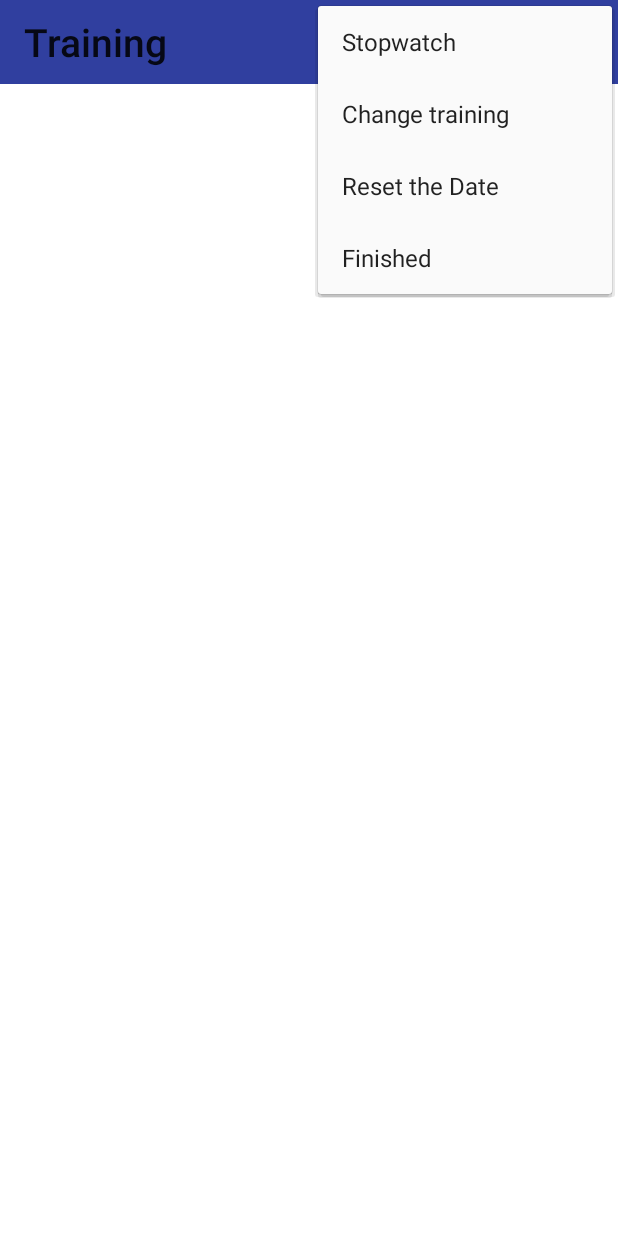
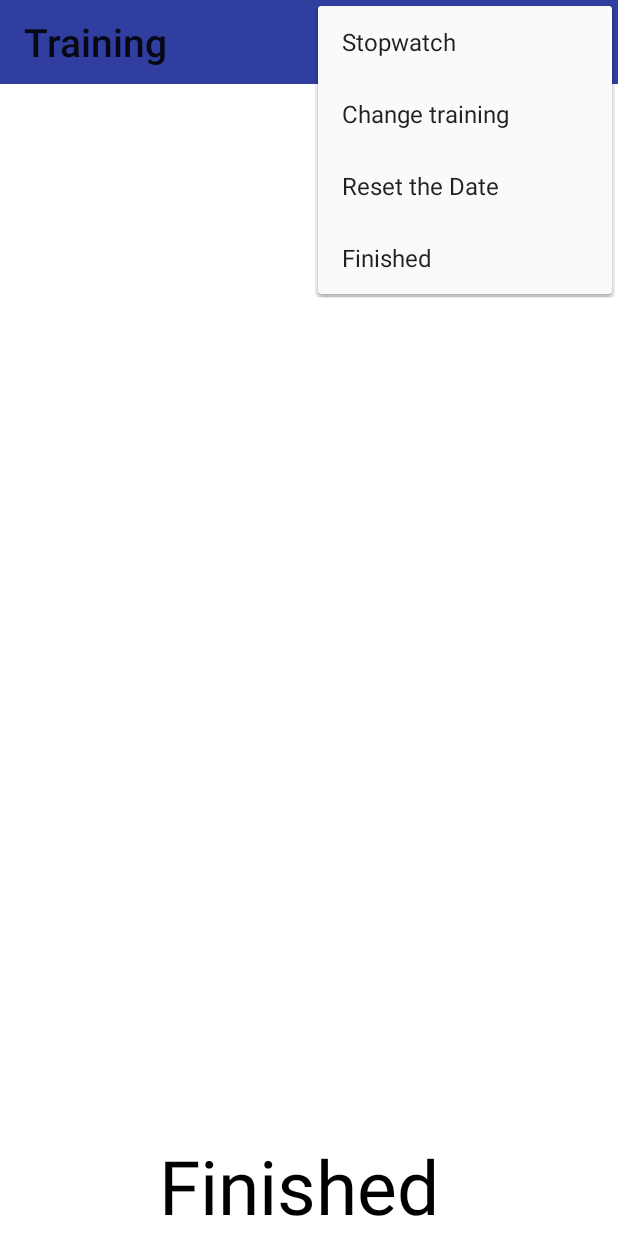
Before and after one commit to DSquare68/Gym-Assistant, an Android app: the StartTraining screen opened directly, with no data from a screen before it, with the options menu open, on a phone screen of 412 x 824 dp. Run offline under Robolectric (Android 15) with nearby library versions, the light colour scheme and no system bars.

Commit message:
Fixing interface

```diff
--- a/app/src/main/java/com/example/daniel/gymassistant/MainActivity.java
+++ b/app/src/main/java/com/example/daniel/gymassistant/MainActivity.java
@@ -10,6 +10,7 @@ import android.widget.Toast;
 import com.example.daniel.database.exercise.name.DatebaseOfexerciseNames;
 import com.example.daniel.database.exercise.name.Exercise;
 import com.example.daniel.database.exercise.name.ExerciseDatabase;
+import com.example.daniel.values.Resolution;
 import com.example.daniel.values.SettingsValues;
 
 import java.sql.Time;
@@ -30,6 +31,7 @@ public class MainActivity extends AppCompatActivity {
                 trainingName.addExercise(new Exercise(DatebaseOfexerciseNames.nazwyTreningów[i]));
             }
         }
+        new Resolution(this);
     }
 
     public void startTraining(View view) {
--- a/app/src/main/java/com/example/daniel/gymassistant/StartTraining.java
+++ b/app/src/main/java/com/example/daniel/gymassistant/StartTraining.java
@@ -11,7 +11,6 @@ import android.support.v7.app.ActionBar;
 import android.support.v7.app.AppCompatActivity;
 import android.support.v7.widget.Toolbar;
 import android.util.Log;
-import android.util.TypedValue;
 import android.view.LayoutInflater;
 import android.view.Menu;
 import android.view.MenuInflater;
@@ -22,6 +21,7 @@ import android.view.ViewTreeObserver;
 import android.view.WindowManager;
 import android.widget.Button;
 import android.widget.EditText;
+import android.widget.FrameLayout;
 import android.widget.HorizontalScrollView;
 import android.widget.LinearLayout;
 import android.widget.RadioButton;
@@ -60,11 +60,13 @@ public class StartTraining extends AppCompatActivity {
     LinearLayout parentLayout;
     Dialog dialog;
     LinearLayout stopWatch;
+    RelativeLayout finishR;
     OldTraining[][] oldTrainings;
     boolean isStopWatcherVisible =false;
     boolean isKeyboardVisible =false;
     boolean isNewTrainingOpening =false;
     boolean newTraining=false;
+    boolean firstOpen=false;
     @Override
     protected void onCreate(Bundle savedInstanceState) {
         super.onCreate(savedInstanceState);
@@ -75,19 +77,22 @@ public class StartTraining extends AppCompatActivity {
         trainingValuesDatabase = new TrainingValuesDatabase(this);
         dialog = new Dialog(StartTraining.this);
         getWindow().setSoftInputMode(WindowManager.LayoutParams.SOFT_INPUT_ADJUST_RESIZE);
+        getWindow().setSoftInputMode(WindowManager.LayoutParams.SOFT_INPUT_ADJUST_PAN);
         setComponents();
         switch (SettingsValues.getValue(SettingsValues.TRAINING_START_MODE, getApplicationContext())) {
             case 1:
                 readAndShowTraining();
                 isTrainingAvailable();
                 setToolbar();
+                firstOpen=true;
                 break;
             case 2:
                 isTrainingAvailable();
                 setDialog();
                 break;
         }
-
+        ((LinearLayout)finishR.getParent()).removeView(finishR);
+        addContentView(finishR,finishR.getLayoutParams());
         resizeComponents();
     }
 
@@ -166,6 +171,8 @@ public class StartTraining extends AppCompatActivity {
     }
     private void setComponents(){
         parentLayout = (LinearLayout) View.inflate(this, R.layout.activity_start_training, null);
+        finishR =parentLayout.findViewById(R.id.finished_relative_layout);
+        finishR.setVisibility(View.GONE);
         parentLayout.setOrientation(LinearLayout.VERTICAL);
         mActionBarToolbar = parentLayout.findViewById(R.id.toolbar_start_training);
         trainingNames = trainingNamesDatabase.getAll();
@@ -219,6 +226,7 @@ public class StartTraining extends AppCompatActivity {
                     setToolbar();
                     dialog.dismiss();
                 }
+                firstOpen=true;
 
             }
         });
@@ -261,16 +269,9 @@ public class StartTraining extends AppCompatActivity {
             fillRoundsWithHints(i,exercises[i]);
         }
         LinearLayout LL =(LinearLayout) scrollView.getChildAt(0);
-        if(!Resolution.hasSoftKeys){
-            scrollView.setLayoutParams(new LinearLayout.LayoutParams(ActionBar.LayoutParams.MATCH_PARENT,(int) TypedValue.applyDimension(TypedValue.COMPLEX_UNIT_DIP, 480, getResources().getDisplayMetrics())));
-        } else {
-            scrollView.setLayoutParams(new LinearLayout.LayoutParams(ActionBar.LayoutParams.MATCH_PARENT,(int) TypedValue.applyDimension(TypedValue.COMPLEX_UNIT_DIP, 440, getResources().getDisplayMetrics())));
-        }
-        RelativeLayout finishedRelativeLayout =parentLayout.findViewById(R.id.finished_relative_layout);
-        finishedRelativeLayout.setGravity(RelativeLayout.ALIGN_BOTTOM);
-
-        TextView Finished = finishedRelativeLayout.findViewById(R.id.finished_text);
-        if(newTraining) finishedRelativeLayout.findViewById(R.id.add_exercise_button).setVisibility(View.VISIBLE);
+        scrollView.setLayoutParams(new LinearLayout.LayoutParams(ActionBar.LayoutParams.MATCH_PARENT, ViewGroup.LayoutParams.MATCH_PARENT));
+        TextView Finished = finishR.findViewById(R.id.finished_text);
+        if(newTraining) finishR.findViewById(R.id.add_exercise_button).setVisibility(View.VISIBLE);
         Finished.setOnClickListener(setFinishedOnClickListener());
         for(int i = 0; i< exerciseValues.length; i++) {
             LL.addView(exercises[i]);
@@ -421,6 +422,7 @@ public class StartTraining extends AppCompatActivity {
         parentLayout.getViewTreeObserver().addOnGlobalLayoutListener(new ViewTreeObserver.OnGlobalLayoutListener() {
             int previousHeight =0;
             boolean stopWatchSupport =false;
+
             @Override
             public void onGlobalLayout() {
                 final Handler handler = new Handler();
@@ -429,8 +431,10 @@ public class StartTraining extends AppCompatActivity {
                     public void run() {
                         Rect measureRect = new Rect();
                         parentLayout.getWindowVisibleDisplayFrame(measureRect);
-                        int keypadHeight = parentLayout.getRootView().getHeight() - measureRect.bottom;
+                        int keypadHeight = parentLayout.getHeight() - measureRect.bottom;
+                        Log.d("wymiary",String.valueOf(scrollView.findViewById(R.id.linearLayout_scrollView).getHeight())+"    "+String.valueOf(scrollView.getHeight())+"      "+String.valueOf(keypadHeight)+"     " + String.valueOf(previousHeight));
                         if(keypadHeight!= previousHeight) {
+                            scrollView.findViewById(R.id.linearLayout_scrollView).setLayoutParams(new FrameLayout.LayoutParams(ViewGroup.LayoutParams.MATCH_PARENT, (scrollView.findViewById(R.id.linearLayout_scrollView).getHeight() - keypadHeight + previousHeight)));
                             scrollView.setLayoutParams(new LinearLayout.LayoutParams(ViewGroup.LayoutParams.MATCH_PARENT, (scrollView.getHeight() - keypadHeight + previousHeight)));
                             previousHeight = keypadHeight;
                         }
@@ -441,6 +445,14 @@ public class StartTraining extends AppCompatActivity {
                                 scrollView.setLayoutParams(new LinearLayout.LayoutParams(ViewGroup.LayoutParams.MATCH_PARENT, (scrollView.getHeight() - keypadHeight +stopWatch.getHeight()+ previousHeight)));
                             }
                             stopWatchSupport = isStopWatcherVisible;
+                        }
+                        if(firstOpen){
+                            finishR.setVisibility(View.VISIBLE);
+                            Log.d("first",String.valueOf(  ((TextView)finishR.findViewById(R.id.finished_text)).getLineHeight() ));
+                            scrollView.findViewById(R.id.linearLayout_scrollView).setLayoutParams(new FrameLayout.LayoutParams(ViewGroup.LayoutParams.MATCH_PARENT, (scrollView.findViewById(R.id.linearLayout_scrollView).getHeight() -((TextView)finishR.findViewById(R.id.finished_text)).getLineHeight())));
+                            scrollView.setLayoutParams(new LinearLayout.LayoutParams(ViewGroup.LayoutParams.MATCH_PARENT, (scrollView.getHeight()-((TextView)finishR.findViewById(R.id.finished_text)).getLineHeight())));
+                            firstOpen=false;
+
                         }
                     }
                 }, 10);
--- a/app/src/main/java/com/example/daniel/values/Resolution.java
+++ b/app/src/main/java/com/example/daniel/values/Resolution.java
@@ -6,7 +6,6 @@ import android.content.res.Resources;
 import android.graphics.Point;
 import android.os.Build;
 import android.util.DisplayMetrics;
-import android.util.Log;
 import android.view.Display;
 import android.view.KeyCharacterMap;
 import android.view.KeyEvent;
@@ -21,6 +20,7 @@ public class Resolution {
 
     static public int width;
     static public int height;
+    static public int softwareKeysHeight;
     static public boolean hasNavigationBar = false;
     static public boolean hasBackKey;
     static public boolean hasMenuKey;
@@ -31,6 +31,7 @@ public class Resolution {
         this.activity=activity;
         getResolution();
         hasNavBar(activity.getResources());
+        hasSoftKeys=hasSoftKeys(activity.getWindowManager(),activity.getApplicationContext(),activity);
     }
     public static Point availableSpaceInPixels(Context c, Activity a){
         Point p=new Point(0,0);
@@ -72,6 +73,7 @@ public class Resolution {
             int displayWidth = displayMetrics.widthPixels;
 
             hasSoftwareKeys =  (realWidth - displayWidth) > 0 || (realHeight - displayHeight) > 0;
+            softwareKeysHeight = (realWidth-displayHeight) >0 ?  (realWidth-displayHeight) : (realHeight - displayHeight);
         }else{
             boolean hasMenuKey = ViewConfiguration.get(c).hasPermanentMenuKey();
             boolean hasBackKey = KeyCharacterMap.deviceHasKey(KeyEvent.KEYCODE_BACK);
--- a/app/src/main/res/layout/activity_add_training_settings.xml
+++ b/app/src/main/res/layout/activity_add_training_settings.xml
@@ -4,6 +4,7 @@
     xmlns:app="http://schemas.android.com/apk/res-auto"
     android:orientation="vertical"
     android:layout_width="match_parent"
+    android:background="@color/white"
     android:layout_height="match_parent">
 
     <android.support.v7.widget.Toolbar
--- a/app/src/main/res/layout/activity_start_training.xml
+++ b/app/src/main/res/layout/activity_start_training.xml
@@ -62,15 +62,15 @@
         android:isScrollContainer="false">
 
         <LinearLayout
+            android:id="@+id/linearLayout_scrollView"
             android:layout_width="match_parent"
-            android:layout_height="wrap_content"
+            android:layout_height="match_parent"
             android:orientation="vertical" />
     </ScrollView>
     <RelativeLayout
         android:id="@+id/finished_relative_layout"
         android:layout_width="match_parent"
-        android:layout_height="55dp"
-        android:layout_alignParentRight="true"
+        android:layout_height="wrap_content"
         >
         <ImageView
             android:id="@+id/add_exercise_button"
@@ -79,7 +79,8 @@
             android:clickable="true"
             android:layout_weight="1"
             android:onClick="addExercise"
-            android:layout_gravity="center_horizontal"
+            android:layout_centerHorizontal="true"
+            android:layout_alignParentBottom="true"
             app:srcCompat="@drawable/add_training"
             android:visibility="gone">
         </ImageView>
--- a/app/src/main/res/layout/add_training_recycler_view.xml
+++ b/app/src/main/res/layout/add_training_recycler_view.xml
@@ -2,14 +2,14 @@
 <LinearLayout xmlns:android="http://schemas.android.com/apk/res/android"
     xmlns:tools="http://schemas.android.com/tools"
     android:layout_width="match_parent"
-    android:layout_height="@dimen/height_of_content_with_exercises"
+    android:layout_height="match_parent"
     xmlns:pp="http://schemas.android.com/apk/res-auto"
     tools:context="com.example.daniel.gymassistant.AddTraining"
     android:id="@+id/rec_list_layout">
 
     <android.support.v7.widget.RecyclerView
         android:layout_width="match_parent"
-        android:layout_height="@dimen/height_of_content_with_exercises"
+        android:layout_height="match_parent"
         android:id="@+id/rec_list"
         android:layout_weight="1"
         android:scrollbars="vertical"
```
Also changed, not shown: app/src/main/java/com/example/daniel/gymassistant/AddTraining.java (+15 -6 lines), app/src/main/res/layout/activity_main.xml (+4 -3 lines), app/src/main/res/layout/add_training_buttons.xml (+12 -6 lines).
